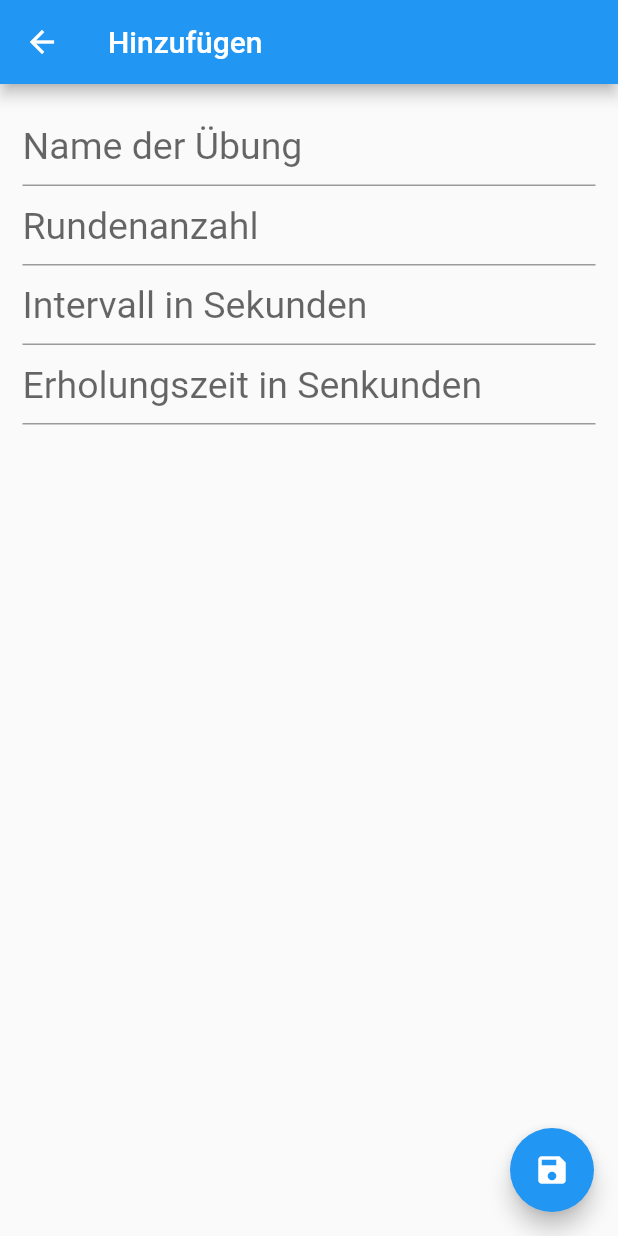
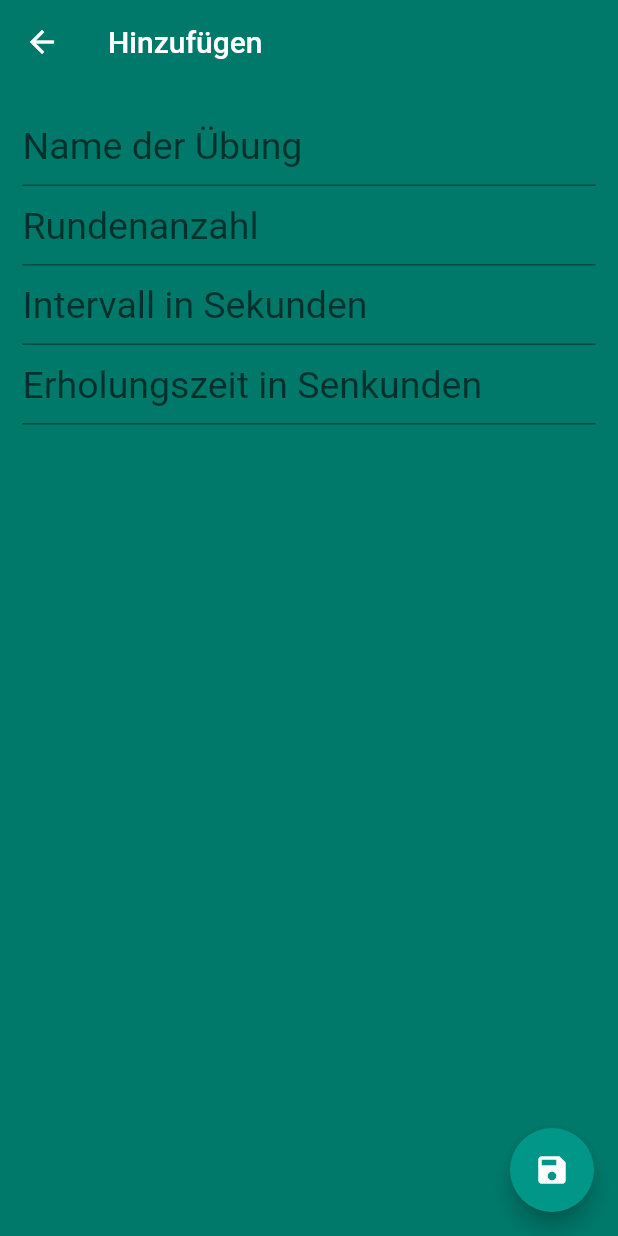
Before and after one commit to kiesman99/timly, a Flutter app: the screen it shows after launch, after a tap on the "add" icon, on a phone screen of 412 x 824 dp. Run offline on Flutter 3.47's test engine with Material 2 defaults, Android fonts, the phone set to English and light mode, and no system bars; our stand-ins replace bloc, equatable, flutter_bloc, freezed_annotation, hive, hive_flutter and 1 more; missing offline and left inert: soundpool, soundpool_web; accounts and stored records are empty; generated files the repository leaves out were written again.

Commit message:
New primary color, removed too much circles.

```diff
--- a/lib/main.dart
+++ b/lib/main.dart
@@ -33,15 +33,29 @@ class MyApp extends StatelessWidget {
   @override
   Widget build(BuildContext context) {
     return MaterialApp(
-      title: 'Flutter Demo',
-      theme: ThemeData(
-          primarySwatch: Colors.blue,
+        title: 'Flutter Demo',
+        theme: ThemeData(
+            primarySwatch: Colors.teal,
+            backgroundColor: Colors.teal[700],
+            scaffoldBackgroundColor: Colors.teal[700],
+            appBarTheme: AppBarTheme(elevation: 0.0, color: Colors.teal[700]),
+            primaryTextTheme:
+                TextTheme(bodyText1: TextStyle(color: Colors.white)),
             visualDensity: VisualDensity.adaptivePlatformDensity,
             textTheme: TextTheme(
-                headline1: TextStyle(fontSize: 120.0),
-                headline3: TextStyle(fontSize: 60.0),
-                headline6: TextStyle(fontSize: 20.0),
-                subtitle1: TextStyle(fontSize: 25.0))),
+              headline1: TextStyle(fontSize: 120.0, color: Colors.white),
+              headline2: TextStyle(color: Colors.white),
+              headline3: TextStyle(fontSize: 60.0, color: Colors.white),
+              headline4: TextStyle(color: Colors.white),
+              headline5: TextStyle(color: Colors.white),
+              headline6: TextStyle(fontSize: 20.0, color: Colors.white),
+              subtitle1: TextStyle(fontSize: 25.0, color: Colors.white),
+              // ListTile title
+              bodyText1: TextStyle(color: Colors.white),
+              bodyText2: TextStyle(color: Colors.white),
+              caption: TextStyle(color: Colors.white),
+              overline: TextStyle(color: Colors.white),
+            )),
         home: MultiBlocProvider(
           providers: [
             BlocProvider(
--- a/lib/widgets/timer_detail_unconcerning.dart
+++ b/lib/widgets/timer_detail_unconcerning.dart
@@ -42,10 +42,7 @@ class TimerDetailUnconcerning extends StatelessWidget {
         Center(
             child: CustomPaint(
           painter: TimerProgressPainter(
-              lapPercentage: context.bloc<TimerBloc>().lapPercentage,
-              intervalProgress: context.bloc<TimerBloc>().intervalPercentage,
-              setupProgress: context.bloc<TimerBloc>().setupPercentage,
-              recoverProgress: context.bloc<TimerBloc>().recoverPercentage),
+              intervalProgress: context.bloc<TimerBloc>().intervalPercentage),
           child: Text("$duration", style: style),
         )),
       ],
```
Also changed, not shown: lib/paints/timer_progress_paint.dart (+8 -44 lines), 1 other file.
